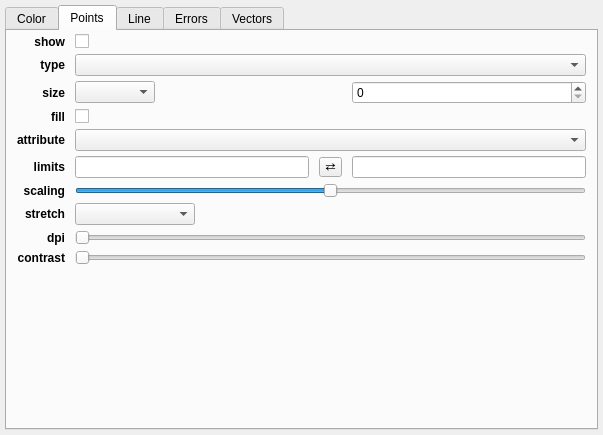
Carifio24/glue, file glue/viewers/scatter/qt/layer_style_editor.ui: the form before one commit.
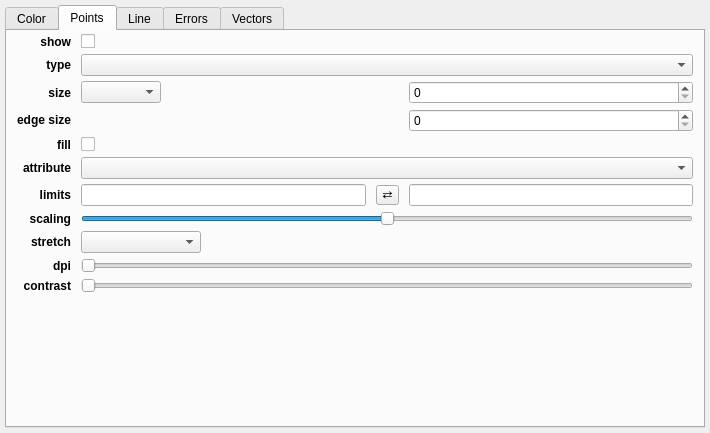
The form after the commit. The open tabs and pages were chosen to show the change. Custom widgets are drawn as their Qt base class.

Commit message: Update the UI so that control of the edge width is on the points tab in the layer style editor. Add a patch to correctly update session files to account for these changes.

Diff of the .ui file:
```diff
--- a/glue/viewers/scatter/qt/layer_style_editor.ui
+++ b/glue/viewers/scatter/qt/layer_style_editor.ui
@@ -6,8 +6,8 @@
    <rect>
     <x>0</x>
     <y>0</y>
-    <width>603</width>
-    <height>435</height>
+    <width>710</width>
+    <height>433</height>
    </rect>
   </property>
   <property name="windowTitle">
@@ -116,9 +116,6 @@
          </property>
         </widget>
        </item>
-       <item row="1" column="1">
-        <widget class="QSpinBox" name="value_edgewidth"/>
-       </item>
        <item row="4" column="0">
         <widget class="QLabel" name="label_colormap">
          <property name="font">
@@ -200,16 +197,6 @@
          </property>
         </widget>
        </item>
-       <item row="1" column="0">
-        <widget class="QLabel" name="label_edgewidth">
-         <property name="text">
-          <string>&lt;html&gt;&lt;head/&gt;&lt;body&gt;&lt;p&gt;&lt;span style=&quot; font-weight:600;&quot;&gt;edge width&lt;/span&gt;&lt;/p&gt;&lt;/body&gt;&lt;/html&gt;</string>
-         </property>
-         <property name="alignment">
-          <set>Qt::AlignRight|Qt::AlignTrailing|Qt::AlignVCenter</set>
-         </property>
-        </widget>
-       </item>
        <item row="3" column="0">
         <widget class="QLabel" name="label_cmap_limits">
          <property name="font">
@@ -290,7 +277,58 @@
        <property name="verticalSpacing">
         <number>5</number>
        </property>
-       <item row="7" column="1" colspan="3">
+       <item row="0" column="1" colspan="3">
+        <widget class="QCheckBox" name="bool_markers_visible">
+         <property name="text">
+          <string/>
+         </property>
+        </widget>
+       </item>
+       <item row="8" column="3">
+        <widget class="QLineEdit" name="valuetext_size_vmax"/>
+       </item>
+       <item row="2" column="3">
+        <widget class="QSpinBox" name="value_size"/>
+       </item>
+       <item row="4" column="3">
+        <widget class="QSpinBox" name="value_edgewidth"/>
+       </item>
+       <item row="1" column="0">
+        <widget class="QLabel" name="label_14">
+         <property name="font">
+          <font>
+           <weight>75</weight>
+           <bold>true</bold>
+          </font>
+         </property>
+         <property name="text">
+          <string>type</string>
+         </property>
+         <property name="alignment">
+          <set>Qt::AlignRight|Qt::AlignTrailing|Qt::AlignVCenter</set>
+         </property>
+        </widget>
+       </item>
+       <item row="2" column="0">
+        <widget class="QLabel" name="label_size_mode">
+         <property name="font">
+          <font>
+           <weight>75</weight>
+           <bold>true</bold>
+          </font>
+         </property>
+         <property name="layoutDirection">
+          <enum>Qt::LeftToRight</enum>
+         </property>
+         <property name="text">
+          <string>size</string>
+         </property>
+         <property name="alignment">
+          <set>Qt::AlignRight|Qt::AlignTrailing|Qt::AlignVCenter</set>
+         </property>
+        </widget>
+       </item>
+       <item row="10" column="1" colspan="3">
         <widget class="QComboBox" name="combosel_stretch">
          <property name="maximumSize">
           <size>
@@ -303,6 +341,13 @@
          </property>
         </widget>
        </item>
+       <item row="11" column="1" colspan="3">
+        <widget class="QSlider" name="value_dpi">
+         <property name="orientation">
+          <enum>Qt::Horizontal</enum>
+         </property>
+        </widget>
+       </item>
        <item row="0" column="0">
         <widget class="QLabel" name="label">
          <property name="font">
@@ -319,36 +364,23 @@
          </property>
         </widget>
        </item>
-       <item row="5" column="0">
-        <widget class="QLabel" name="label_size_limits">
-         <property name="font">
-          <font>
-           <weight>75</weight>
-           <bold>true</bold>
-          </font>
+       <item row="2" column="1">
+        <widget class="QComboBox" name="combosel_size_mode">
+         <property name="sizePolicy">
+          <sizepolicy hsizetype="Minimum" vsizetype="Fixed">
+           <horstretch>0</horstretch>
+           <verstretch>0</verstretch>
+          </sizepolicy>
          </property>
-         <property name="layoutDirection">
-          <enum>Qt::LeftToRight</enum>
+         <property name="maximumSize">
+          <size>
+           <width>80</width>
+           <height>16777215</height>
+          </size>
          </property>
-         <property name="text">
-          <string>limits</string>
-         </property>
-         <property name="alignment">
-          <set>Qt::AlignRight|Qt::AlignTrailing|Qt::AlignVCenter</set>
-         </property>
         </widget>
        </item>
-       <item row="5" column="2">
-        <widget class="QToolButton" name="button_flip_size">
-         <property name="styleSheet">
-          <string notr="true">padding: 0px</string>
-         </property>
-         <property name="text">
-          <string>⇄</string>
-         </property>
-        </widget>
-       </item>
-       <item row="8" column="0">
+       <item row="11" column="0">
         <widget class="QLabel" name="label_dpi">
          <property name="font">
           <font>
@@ -364,67 +396,23 @@
          </property>
         </widget>
        </item>
-       <item row="5" column="1">
-        <widget class="QLineEdit" name="valuetext_size_vmin"/>
-       </item>
-       <item row="4" column="0">
-        <widget class="QLabel" name="label_size_attribute">
+       <item row="5" column="0">
+        <widget class="QLabel" name="label_fill">
          <property name="font">
           <font>
            <weight>75</weight>
            <bold>true</bold>
           </font>
          </property>
-         <property name="layoutDirection">
-          <enum>Qt::LeftToRight</enum>
-         </property>
          <property name="text">
-          <string>attribute</string>
+          <string>fill</string>
          </property>
          <property name="alignment">
           <set>Qt::AlignRight|Qt::AlignTrailing|Qt::AlignVCenter</set>
          </property>
         </widget>
        </item>
-       <item row="6" column="0">
-        <widget class="QLabel" name="label_size_scaling">
-         <property name="font">
-          <font>
-           <weight>75</weight>
-           <bold>true</bold>
-          </font>
-         </property>
-         <property name="layoutDirection">
-          <enum>Qt::LeftToRight</enum>
-         </property>
-         <property name="text">
-          <string>scaling</string>
-         </property>
-         <property name="alignment">
-          <set>Qt::AlignRight|Qt::AlignTrailing|Qt::AlignVCenter</set>
-         </property>
-        </widget>
-       </item>
-       <item row="2" column="0">
-        <widget class="QLabel" name="label_size_mode">
-         <property name="font">
-          <font>
-           <weight>75</weight>
-           <bold>true</bold>
-          </font>
-         </property>
-         <property name="layoutDirection">
-          <enum>Qt::LeftToRight</enum>
-         </property>
-         <property name="text">
-          <string>size</string>
-         </property>
-         <property name="alignment">
-          <set>Qt::AlignRight|Qt::AlignTrailing|Qt::AlignVCenter</set>
-         </property>
-        </widget>
-       </item>
-       <item row="10" column="1" colspan="3">
+       <item row="13" column="1" colspan="3">
         <spacer name="horizontalSpacer_4">
          <property name="orientation">
           <enum>Qt::Horizontal</enum>
@@ -437,10 +425,7 @@
          </property>
         </spacer>
        </item>
-       <item row="5" column="3">
-        <widget class="QLineEdit" name="valuetext_size_vmax"/>
-       </item>
-       <item row="10" column="0">
+       <item row="13" column="0">
         <spacer name="verticalSpacer">
          <property name="orientation">
           <enum>Qt::Vertical</enum>
@@ -453,69 +438,77 @@
          </property>
         </spacer>
        </item>
+       <item row="1" column="1" colspan="3">
+        <widget class="QComboBox" name="combosel_points_mode">
+         <property name="maximumSize">
+          <size>
+           <width>16777215</width>
+           <height>16777215</height>
+          </size>
+         </property>
+         <property name="sizeAdjustPolicy">
+          <enum>QComboBox::AdjustToMinimumContentsLength</enum>
+         </property>
+        </widget>
+       </item>
+       <item row="5" column="1" colspan="3">
+        <widget class="QCheckBox" name="bool_fill">
+         <property name="text">
+          <string/>
+         </property>
+        </widget>
+       </item>
+       <item row="6" column="0">
+        <widget class="QLabel" name="label_size_attribute">
+         <property name="font">
+          <font>
+           <weight>75</weight>
+           <bold>true</bold>
+          </font>
+         </property>
+         <property name="layoutDirection">
+          <enum>Qt::LeftToRight</enum>
+         </property>
+         <property name="text">
+          <string>attribute</string>
+         </property>
+         <property name="alignment">
+          <set>Qt::AlignRight|Qt::AlignTrailing|Qt::AlignVCenter</set>
+         </property>
+        </widget>
+       </item>
+       <item row="8" column="2">
+        <widget class="QToolButton" name="button_flip_size">
+         <property name="styleSheet">
+          <string notr="true">padding: 0px</string>
+         </property>
+         <property name="text">
+          <string>⇄</string>
+         </property>
+        </widget>
+       </item>
        <item row="6" column="1" colspan="3">
-        <widget class="QSlider" name="value_size_scaling">
-         <property name="maximum">
-          <number>100</number>
-         </property>
-         <property name="value">
-          <number>50</number>
-         </property>
-         <property name="orientation">
-          <enum>Qt::Horizontal</enum>
-         </property>
-        </widget>
-       </item>
-       <item row="2" column="1">
-        <widget class="QComboBox" name="combosel_size_mode">
-         <property name="sizePolicy">
-          <sizepolicy hsizetype="Minimum" vsizetype="Fixed">
-           <horstretch>0</horstretch>
-           <verstretch>0</verstretch>
-          </sizepolicy>
-         </property>
-         <property name="maximumSize">
-          <size>
-           <width>80</width>
-           <height>16777215</height>
-          </size>
-         </property>
-        </widget>
-       </item>
-       <item row="1" column="0">
-        <widget class="QLabel" name="label_14">
-         <property name="font">
-          <font>
-           <weight>75</weight>
-           <bold>true</bold>
-          </font>
-         </property>
-         <property name="text">
-          <string>type</string>
-         </property>
-         <property name="alignment">
-          <set>Qt::AlignRight|Qt::AlignTrailing|Qt::AlignVCenter</set>
-         </property>
-        </widget>
-       </item>
-       <item row="2" column="3">
-        <widget class="QSpinBox" name="value_size"/>
-       </item>
-       <item row="4" column="1" colspan="3">
         <widget class="QComboBox" name="combosel_size_att">
          <property name="sizeAdjustPolicy">
           <enum>QComboBox::AdjustToMinimumContentsLength</enum>
          </property>
         </widget>
        </item>
-       <item row="0" column="1" colspan="3">
-        <widget class="QCheckBox" name="bool_markers_visible">
+       <item row="4" column="0">
+        <widget class="QLabel" name="label_edgewidth">
          <property name="text">
-          <string/>
+          <string>&lt;html&gt;&lt;head/&gt;&lt;body&gt;&lt;p&gt;&lt;span style=&quot; font-weight:600;&quot;&gt;edge size&lt;/span&gt;&lt;/p&gt;&lt;/body&gt;&lt;/html&gt;</string>
          </property>
         </widget>
        </item>
-       <item row="7" column="0">
+       <item row="12" column="1" colspan="3">
+        <widget class="QSlider" name="value_density_contrast">
+         <property name="orientation">
+          <enum>Qt::Horizontal</enum>
+         </property>
+        </widget>
+       </item>
+       <item row="10" column="0">
         <widget class="QLabel" name="label_stretch">
          <property name="font">
           <font>
@@ -531,27 +524,20 @@
          </property>
         </widget>
        </item>
-       <item row="8" column="1" colspan="3">
-        <widget class="QSlider" name="value_dpi">
+       <item row="9" column="1" colspan="3">
+        <widget class="QSlider" name="value_size_scaling">
+         <property name="maximum">
+          <number>100</number>
+         </property>
+         <property name="value">
+          <number>50</number>
+         </property>
          <property name="orientation">
           <enum>Qt::Horizontal</enum>
          </property>
         </widget>
        </item>
-       <item row="1" column="1" colspan="3">
-        <widget class="QComboBox" name="combosel_points_mode">
-         <property name="maximumSize">
-          <size>
-           <width>16777215</width>
-           <height>16777215</height>
-          </size>
-         </property>
-         <property name="sizeAdjustPolicy">
-          <enum>QComboBox::AdjustToMinimumContentsLength</enum>
-         </property>
-        </widget>
-       </item>
-       <item row="9" column="0">
+       <item row="12" column="0">
         <widget class="QLabel" name="label_contrast">
          <property name="font">
           <font>
@@ -567,33 +553,44 @@
          </property>
         </widget>
        </item>
-       <item row="9" column="1" colspan="3">
-        <widget class="QSlider" name="value_density_contrast">
-         <property name="orientation">
-          <enum>Qt::Horizontal</enum>
-         </property>
-        </widget>
-       </item>
-       <item row="3" column="0">
-        <widget class="QLabel" name="label_fill">
+       <item row="8" column="0">
+        <widget class="QLabel" name="label_size_limits">
          <property name="font">
           <font>
            <weight>75</weight>
            <bold>true</bold>
           </font>
          </property>
+         <property name="layoutDirection">
+          <enum>Qt::LeftToRight</enum>
+         </property>
          <property name="text">
-          <string>fill</string>
+          <string>limits</string>
          </property>
          <property name="alignment">
           <set>Qt::AlignRight|Qt::AlignTrailing|Qt::AlignVCenter</set>
          </property>
         </widget>
        </item>
-       <item row="3" column="1" colspan="3">
-        <widget class="QCheckBox" name="bool_fill">
+       <item row="8" column="1">
+        <widget class="QLineEdit" name="valuetext_size_vmin"/>
+       </item>
+       <item row="9" column="0">
+        <widget class="QLabel" name="label_size_scaling">
+         <property name="font">
+          <font>
+           <weight>75</weight>
+           <bold>true</bold>
+          </font>
+         </property>
+         <property name="layoutDirection">
+          <enum>Qt::LeftToRight</enum>
+         </property>
          <property name="text">
-          <string/>
+          <string>scaling</string>
+         </property>
+         <property name="alignment">
+          <set>Qt::AlignRight|Qt::AlignTrailing|Qt::AlignVCenter</set>
          </property>
         </widget>
        </item>
```
Left out of the diff: 22 changed lines with no effect on the pictures. The commit also changes 5 other files.
